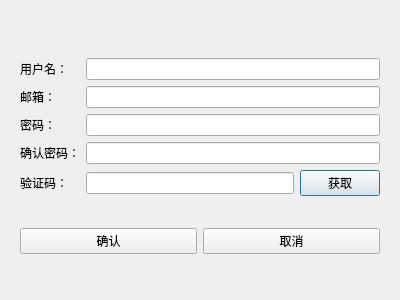
Old version of the form Client/forChat/registerdialog.ui in the repository Coder-Young/forChat.
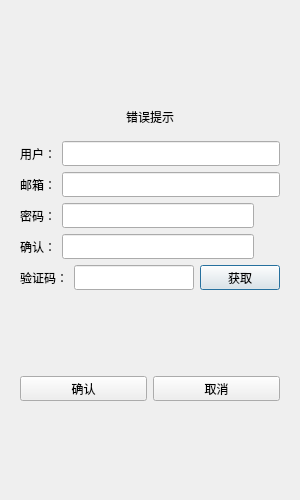
New version of the form. Custom widgets are drawn as their Qt base class.

Diff of the .ui file:
```diff
--- a/Client/forChat/registerdialog.ui
+++ b/Client/forChat/registerdialog.ui
@@ -6,13 +6,27 @@
    <rect>
     <x>0</x>
     <y>0</y>
-    <width>400</width>
-    <height>300</height>
+    <width>300</width>
+    <height>500</height>
    </rect>
   </property>
+  <property name="minimumSize">
+   <size>
+    <width>300</width>
+    <height>500</height>
+   </size>
+  </property>
+  <property name="maximumSize">
+   <size>
+    <width>300</width>
+    <height>500</height>
+   </size>
+  </property>
   <property name="windowTitle">
    <string>Dialog</string>
   </property>
+  <layout class="QVBoxLayout" name="verticalLayout_2">
+   <item>
   <layout class="QVBoxLayout" name="verticalLayout">
    <item>
     <widget class="QStackedWidget" name="stackedWidget">
@@ -20,14 +34,27 @@
       <number>0</number>
      </property>
      <widget class="QWidget" name="page">
-      <layout class="QVBoxLayout" name="verticalLayout_2">
-       <item>
-        <widget class="QWidget" name="widget" native="true">
          <layout class="QVBoxLayout" name="verticalLayout_3">
           <item>
+          <spacer name="verticalSpacer">
+           <property name="orientation">
+            <enum>Qt::Vertical</enum>
+           </property>
+           <property name="sizeHint" stdset="0">
+            <size>
+             <width>20</width>
+             <height>40</height>
+            </size>
+           </property>
+          </spacer>
+         </item>
+         <item>
+          <widget class="QWidget" name="widget" native="true">
+           <layout class="QVBoxLayout" name="verticalLayout_4">
+            <item>
            <widget class="QLabel" name="err_tip">
             <property name="text">
-             <string/>
+               <string>错误提示</string>
             </property>
             <property name="alignment">
              <set>Qt::AlignCenter</set>
@@ -38,61 +65,256 @@
         </widget>
        </item>
        <item>
-        <layout class="QFormLayout" name="formLayout">
-         <item row="0" column="0">
-          <widget class="QLabel" name="user_Label">
+          <layout class="QHBoxLayout" name="horizontalLayout">
+           <item>
+            <widget class="QLabel" name="user_label">
+             <property name="minimumSize">
+              <size>
+               <width>0</width>
+               <height>25</height>
+              </size>
+             </property>
+             <property name="maximumSize">
+              <size>
+               <width>16777215</width>
+               <height>25</height>
+              </size>
+             </property>
            <property name="text">
-            <string>用户名：</string>
+              <string>用户：</string>
            </property>
           </widget>
          </item>
-         <item row="0" column="1">
-          <widget class="QLineEdit" name="user_lineEdit"/>
-         </item>
-         <item row="1" column="0">
-          <widget class="QLabel" name="mail_Label">
+           <item>
+            <widget class="QLineEdit" name="user_edit">
+             <property name="minimumSize">
+              <size>
+               <width>0</width>
+               <height>25</height>
+              </size>
+             </property>
+             <property name="maximumSize">
+              <size>
+               <width>16777215</width>
+               <height>25</height>
+              </size>
+             </property>
+            </widget>
+           </item>
+          </layout>
+         </item>
+         <item>
+          <layout class="QHBoxLayout" name="horizontalLayout_3">
+           <item>
+            <widget class="QLabel" name="email_label">
+             <property name="minimumSize">
+              <size>
+               <width>0</width>
+               <height>25</height>
+              </size>
+             </property>
+             <property name="maximumSize">
+              <size>
+               <width>16777215</width>
+               <height>25</height>
+              </size>
+             </property>
            <property name="text">
             <string>邮箱：</string>
            </property>
           </widget>
          </item>
-         <item row="1" column="1">
-          <widget class="QLineEdit" name="mail_lineEdit"/>
-         </item>
-         <item row="2" column="0">
-          <widget class="QLabel" name="pwd_Label">
+           <item>
+            <widget class="QLineEdit" name="email_edit">
+             <property name="minimumSize">
+              <size>
+               <width>0</width>
+               <height>25</height>
+              </size>
+             </property>
+             <property name="maximumSize">
+              <size>
+               <width>16777215</width>
+               <height>25</height>
+              </size>
+             </property>
+            </widget>
+           </item>
+          </layout>
+         </item>
+         <item>
+          <layout class="QHBoxLayout" name="horizontalLayout_4">
+           <item>
+            <widget class="QLabel" name="pass_label">
+             <property name="minimumSize">
+              <size>
+               <width>0</width>
+               <height>25</height>
+              </size>
+             </property>
+             <property name="maximumSize">
+              <size>
+               <width>16777215</width>
+               <height>25</height>
+              </size>
+             </property>
            <property name="text">
             <string>密码：</string>
            </property>
           </widget>
          </item>
-         <item row="2" column="1">
-          <widget class="QLineEdit" name="pwd_lineEdit"/>
-         </item>
-         <item row="3" column="0">
-          <widget class="QLabel" name="cpwd_Label">
+           <item>
+            <widget class="QLineEdit" name="pass_edit">
+             <property name="minimumSize">
+              <size>
+               <width>0</width>
+               <height>25</height>
+              </size>
+             </property>
+             <property name="maximumSize">
+              <size>
+               <width>16777215</width>
+               <height>25</height>
+              </size>
+             </property>
+            </widget>
+           </item>
+           <item>
+            <widget class="ClickedLabel" name="pass_visible">
+             <property name="minimumSize">
+              <size>
+               <width>20</width>
+               <height>20</height>
+              </size>
+             </property>
+             <property name="maximumSize">
+              <size>
+               <width>20</width>
+               <height>20</height>
+              </size>
+             </property>
+             <property name="styleSheet">
+              <string notr="true"/>
+             </property>
            <property name="text">
-            <string>确认密码：</string>
+              <string/>
            </property>
           </widget>
          </item>
-         <item row="3" column="1">
-          <widget class="QLineEdit" name="confirm_pwd_lineEdit"/>
+          </layout>
          </item>
-         <item row="4" column="0">
-          <widget class="QLabel" name="verify_Label">
+         <item>
+          <layout class="QHBoxLayout" name="horizontalLayout_5">
+           <item>
+            <widget class="QLabel" name="confirm_label">
+             <property name="minimumSize">
+              <size>
+               <width>0</width>
+               <height>25</height>
+              </size>
+             </property>
+             <property name="maximumSize">
+              <size>
+               <width>16777215</width>
+               <height>25</height>
+              </size>
+             </property>
+             <property name="text">
+              <string>确认：</string>
+             </property>
+            </widget>
+           </item>
+           <item>
+            <widget class="QLineEdit" name="confirm_edit">
+             <property name="minimumSize">
+              <size>
+               <width>0</width>
+               <height>25</height>
+              </size>
+             </property>
+             <property name="maximumSize">
+              <size>
+               <width>16777215</width>
+               <height>25</height>
+              </size>
+             </property>
+            </widget>
+           </item>
+           <item>
+            <widget class="ClickedLabel" name="confirm_visible">
+             <property name="minimumSize">
+              <size>
+               <width>20</width>
+               <height>20</height>
+              </size>
+             </property>
+             <property name="maximumSize">
+              <size>
+               <width>20</width>
+               <height>20</height>
+              </size>
+             </property>
+             <property name="styleSheet">
+              <string notr="true"/>
+             </property>
+             <property name="text">
+              <string/>
+             </property>
+            </widget>
+           </item>
+          </layout>
+         </item>
+         <item>
+          <layout class="QHBoxLayout" name="horizontalLayout_6">
+           <item>
+            <widget class="QLabel" name="varify_label">
+             <property name="minimumSize">
+              <size>
+               <width>0</width>
+               <height>25</height>
+              </size>
+             </property>
+             <property name="maximumSize">
+              <size>
+               <width>16777215</width>
+               <height>25</height>
+              </size>
+             </property>
            <property name="text">
             <string>验证码：</string>
            </property>
           </widget>
          </item>
-         <item row="4" column="1">
-          <layout class="QHBoxLayout" name="horizontalLayout">
            <item>
-            <widget class="QLineEdit" name="verify_lineEdit"/>
+            <widget class="QLineEdit" name="varify_edit">
+             <property name="minimumSize">
+              <size>
+               <width>0</width>
+               <height>25</height>
+              </size>
+             </property>
+             <property name="maximumSize">
+              <size>
+               <width>16777215</width>
+               <height>25</height>
+              </size>
+             </property>
+            </widget>
            </item>
            <item>
-            <widget class="QPushButton" name="Register_get_Btn">
+            <widget class="TimerBtn" name="get_code">
+             <property name="minimumSize">
+              <size>
+               <width>0</width>
+               <height>25</height>
+              </size>
+             </property>
+             <property name="maximumSize">
+              <size>
+               <width>16777215</width>
+               <height>25</height>
+              </size>
+             </property>
              <property name="text">
               <string>获取</string>
              </property>
@@ -100,8 +322,6 @@
            </item>
           </layout>
          </item>
-        </layout>
-       </item>
        <item>
         <spacer name="verticalSpacer_2">
          <property name="orientation">
@@ -116,16 +336,40 @@
         </spacer>
        </item>
        <item>
-        <layout class="QHBoxLayout" name="horizontalLayout_2">
+          <layout class="QHBoxLayout" name="horizontalLayout_7">
          <item>
-          <widget class="QPushButton" name="Register_confirm_Btn">
+            <widget class="QPushButton" name="sure_btn">
+             <property name="minimumSize">
+              <size>
+               <width>0</width>
+               <height>25</height>
+              </size>
+             </property>
+             <property name="maximumSize">
+              <size>
+               <width>16777215</width>
+               <height>25</height>
+              </size>
+             </property>
            <property name="text">
             <string>确认</string>
            </property>
           </widget>
          </item>
          <item>
-          <widget class="QPushButton" name="Register_cancel_Btn">
+            <widget class="QPushButton" name="cancel_btn">
+             <property name="minimumSize">
+              <size>
+               <width>0</width>
+               <height>25</height>
+              </size>
+             </property>
+             <property name="maximumSize">
+              <size>
+               <width>16777215</width>
+               <height>25</height>
+              </size>
+             </property>
            <property name="text">
             <string>取消</string>
            </property>
@@ -148,11 +392,138 @@
        </item>
       </layout>
      </widget>
-     <widget class="QWidget" name="page_2"/>
-    </widget>
-   </item>
-  </layout>
- </widget>
+       <widget class="QWidget" name="page_2">
+        <layout class="QVBoxLayout" name="verticalLayout_5">
+         <item>
+          <spacer name="verticalSpacer_5">
+           <property name="orientation">
+            <enum>Qt::Vertical</enum>
+           </property>
+           <property name="sizeHint" stdset="0">
+            <size>
+             <width>20</width>
+             <height>40</height>
+            </size>
+           </property>
+          </spacer>
+         </item>
+         <item>
+          <widget class="QLabel" name="tip_lb">
+           <property name="text">
+            <string>注册成功，5 s后返回登录</string>
+           </property>
+           <property name="alignment">
+            <set>Qt::AlignCenter</set>
+           </property>
+          </widget>
+         </item>
+         <item>
+          <widget class="QLabel" name="tip2_lb">
+           <property name="text">
+            <string>可点击返回按钮直接返回登录界面</string>
+           </property>
+           <property name="alignment">
+            <set>Qt::AlignCenter</set>
+           </property>
+          </widget>
+         </item>
+         <item>
+          <spacer name="verticalSpacer_6">
+           <property name="orientation">
+            <enum>Qt::Vertical</enum>
+           </property>
+           <property name="sizeHint" stdset="0">
+            <size>
+             <width>20</width>
+             <height>40</height>
+            </size>
+           </property>
+          </spacer>
+         </item>
+         <item>
+          <widget class="QWidget" name="widget_2" native="true">
+           <layout class="QHBoxLayout" name="horizontalLayout_2">
+            <item>
+             <spacer name="horizontalSpacer">
+              <property name="orientation">
+               <enum>Qt::Horizontal</enum>
+              </property>
+              <property name="sizeHint" stdset="0">
+               <size>
+                <width>40</width>
+                <height>20</height>
+               </size>
+              </property>
+             </spacer>
+            </item>
+            <item>
+             <widget class="QPushButton" name="return_btn">
+              <property name="minimumSize">
+               <size>
+                <width>0</width>
+                <height>25</height>
+               </size>
+              </property>
+              <property name="maximumSize">
+               <size>
+                <width>16777215</width>
+                <height>25</height>
+               </size>
+              </property>
+              <property name="text">
+               <string>返回登录</string>
+              </property>
+             </widget>
+            </item>
+            <item>
+             <spacer name="horizontalSpacer_2">
+              <property name="orientation">
+               <enum>Qt::Horizontal</enum>
+              </property>
+              <property name="sizeHint" stdset="0">
+               <size>
+                <width>40</width>
+                <height>20</height>
+               </size>
+              </property>
+             </spacer>
+            </item>
+           </layout>
+          </widget>
+         </item>
+         <item>
+          <spacer name="verticalSpacer_4">
+           <property name="orientation">
+            <enum>Qt::Vertical</enum>
+           </property>
+           <property name="sizeHint" stdset="0">
+            <size>
+             <width>20</width>
+             <height>40</height>
+            </size>
+           </property>
+          </spacer>
+         </item>
+        </layout>
+       </widget>
+      </widget>
+     </item>
+    </layout>
+   </item>
+  </layout>
+ </widget>
+ <customwidgets>
+  <customwidget>
+   <class>ClickedLabel</class>
+   <extends>QLabel</extends>
+   <header>clickedlabel.h</header>
+  </customwidget>
+  <customwidget>
+   <class>TimerBtn</class>
+   <extends>QPushButton</extends>
+   <header location="global">timerbtn.h</header>
+  </customwidget>
+ </customwidgets>
  <resources/>
  <connections/>
 </ui>
```
Lines whose indentation alone changed are shown as unchanged.
